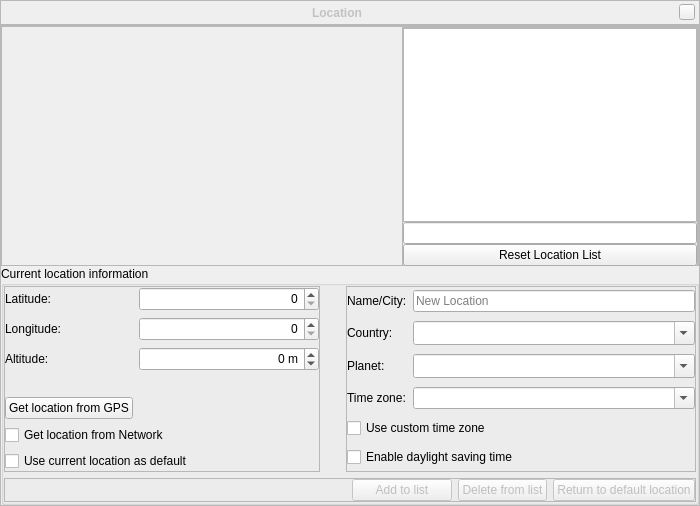
Old version of the form src/gui/locationDialogGui.ui in the repository 519984307/stellarium_src.
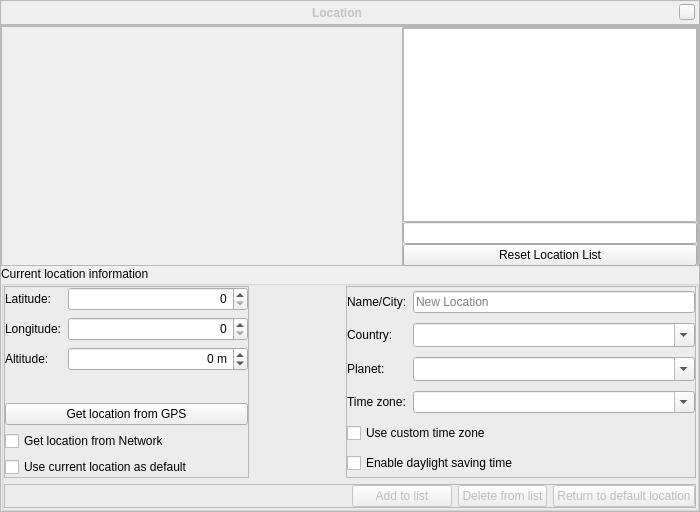
New version of the form. Icons and pictures are not drawn. Custom widgets are drawn as their Qt base class.

Commit message: Updated visual style of GPS button

Diff of the .ui file:
```diff
--- a/src/gui/locationDialogGui.ui
+++ b/src/gui/locationDialogGui.ui
@@ -7,7 +7,7 @@
     <x>0</x>
     <y>0</y>
     <width>700</width>
-    <height>506</height>
+    <height>512</height>
    </rect>
   </property>
   <property name="styleSheet">
@@ -625,7 +625,7 @@
               </property>
              </widget>
             </item>
-            <item row="4" column="0">
+            <item row="4" column="0" colspan="2">
              <widget class="QPushButton" name="gpsPushButton">
               <property name="toolTip">
                <string>Retrieve current coordinates from GPS. Does not set timezone!</string>
```
